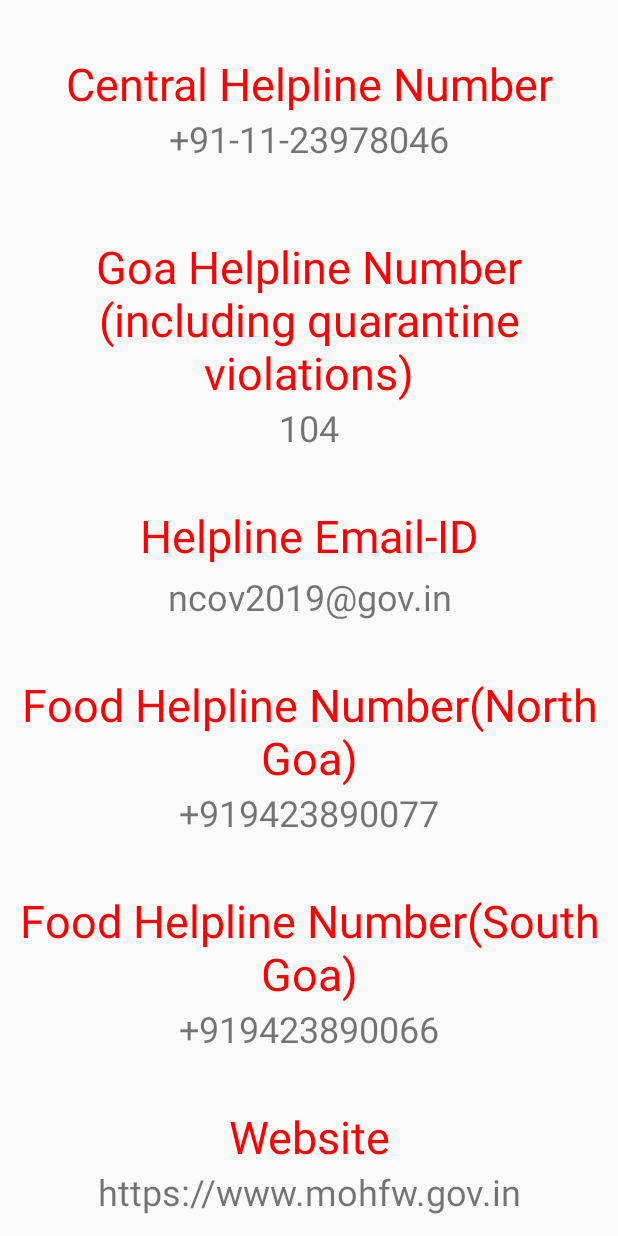
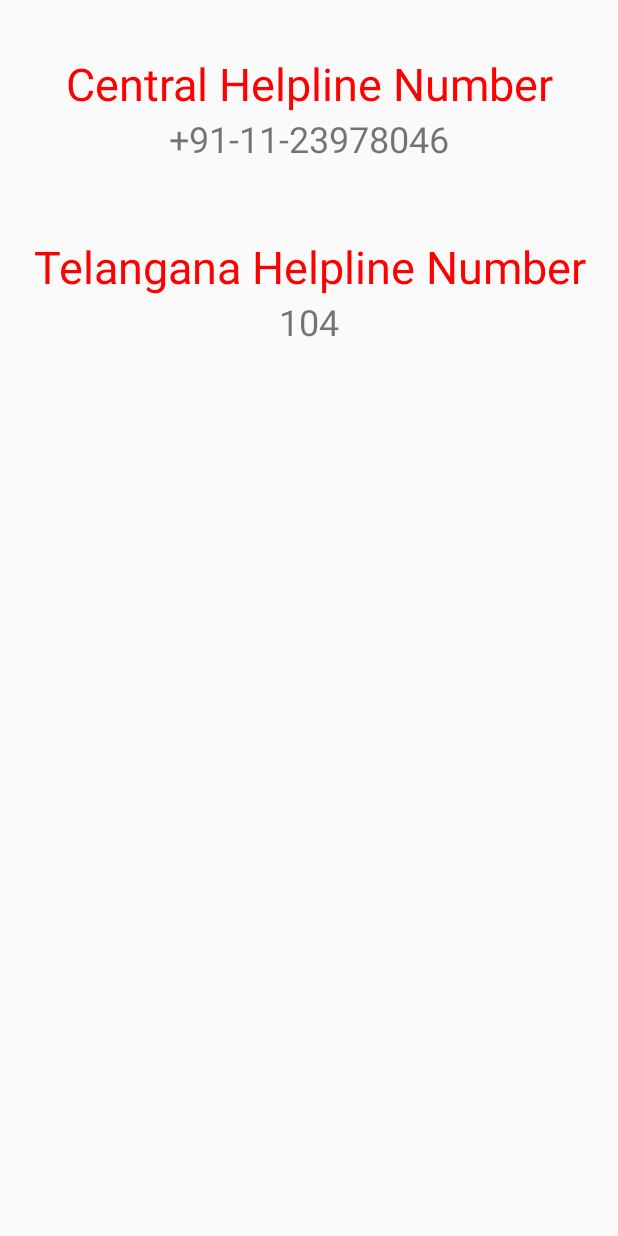
Before and after one commit to covidtracker192/Telangana, an Android app: the emergency_contact screen opened directly, with no data from a screen before it, on a phone screen of 412 x 824 dp. Run offline under Robolectric (Android 15) with nearby library versions, the phone set to English and light mode, and no system bars.

```diff
--- a/app/src/main/java/com/covid19/telangana/emergency_contact.java
+++ b/app/src/main/java/com/covid19/telangana/emergency_contact.java
@@ -36,53 +36,6 @@ public class emergency_contact extends AppCompatActivity {
                 startActivity(intent);
             }
         });
-
-        TextView fhnn;
-        fhnn=findViewById(R.id.textView43);
-        fhnn.setOnClickListener(new View.OnClickListener() {
-            @Override
-            public void onClick(View v) {
-                Intent intent = new Intent(Intent.ACTION_DIAL);
-                intent.setData(Uri.parse("tel:+919423890077"));
-                startActivity(intent);
-            }
-        });
-
-        TextView fhns;
-        fhns=findViewById(R.id.textView45);
-        fhns.setOnClickListener(new View.OnClickListener() {
-            @Override
-            public void onClick(View v) {
-                Intent intent = new Intent(Intent.ACTION_DIAL);
-                intent.setData(Uri.parse("tel:+919423890066"));
-                startActivity(intent);
-            }
-        });
-
-        TextView web;
-        web=findViewById(R.id.textView47);
-        web.setOnClickListener(new View.OnClickListener() {
-            @Override
-            public void onClick(View v) {
-                Uri uriUrl = Uri.parse("https://www.mohfw.gov.in");
-                Intent launchBrowser = new Intent(Intent.ACTION_VIEW, uriUrl);
-                startActivity(launchBrowser);
-            }
-        });
-
-        TextView mail;
-        mail=findViewById(R.id.textView41);
-        mail.setOnClickListener(new View.OnClickListener() {
-            @Override
-            public void onClick(View v) {
-                Intent intent = new Intent(Intent.ACTION_VIEW);
-                Uri data = Uri.parse("mailto:"
-                        + "ncov2019@gov.in"
-                        + "?subject=" + "" + "&body=" + "");
-                intent.setData(data);
-                startActivity(intent);
-            }
-        });
     }
 
     public void onBackPressed(){
--- a/app/src/main/res/layout/activity_emergency_contact.xml
+++ b/app/src/main/res/layout/activity_emergency_contact.xml
@@ -32,7 +32,7 @@
                 android:id="@+id/textView38"
                 android:layout_width="match_parent"
                 android:layout_height="wrap_content"
-                android:text="\nGoa Helpline Number (including quarantine violations)"
+                android:text="\nTelangana Helpline Number"
                 android:textAlignment="center"
                 android:textColor="#FF0000"
                 android:textSize="30sp" />
@@ -45,74 +45,6 @@
                 android:textAlignment="center"
                 android:textSize="24sp" />
 
-            <TextView
-                android:id="@+id/textView40"
-                android:layout_width="match_parent"
-                android:layout_height="80dp"
-                android:text="\nHelpline Email-ID"
-                android:textAlignment="center"
-                android:textColor="#FF0000"
-                android:textSize="30sp" />
-
-            <TextView
-                android:id="@+id/textView41"
-                android:layout_width="match_parent"
-                android:layout_height="wrap_content"
-                android:text="ncov2019@gov.in"
-                android:textAlignment="center"
-                android:textSize="24sp" />
-
-            <TextView
-                android:id="@+id/textView42"
-                android:layout_width="match_parent"
-                android:layout_height="wrap_content"
-                android:text="\nFood Helpline Number(North Goa)"
-                android:textAlignment="center"
-                android:textColor="#FF0000"
-                android:textSize="30sp" />
-
-            <TextView
-                android:id="@+id/textView43"
-                android:layout_width="match_parent"
-                android:layout_height="wrap_content"
-                android:text="+919423890077"
-                android:textAlignment="center"
-                android:textSize="24sp" />
-
-            <TextView
-                android:id="@+id/textView44"
-                android:layout_width="match_parent"
-                android:layout_height="wrap_content"
-                android:text="\nFood Helpline Number(South Goa)"
-                android:textAlignment="center"
-                android:textColor="#FF0000"
-                android:textSize="30sp" />
-
-            <TextView
-                android:id="@+id/textView45"
-                android:layout_width="match_parent"
-                android:layout_height="wrap_content"
-                android:text="+919423890066"
-                android:textAlignment="center"
-                android:textSize="24sp" />
-
-            <TextView
-                android:id="@+id/textView46"
-                android:layout_width="match_parent"
-                android:layout_height="wrap_content"
-                android:text="\nWebsite"
-                android:textAlignment="center"
-                android:textColor="#FF0000"
-                android:textSize="30sp" />
-
-            <TextView
-                android:id="@+id/textView47"
-                android:layout_width="match_parent"
-                android:layout_height="wrap_content"
-                android:text="https://www.mohfw.gov.in"
-                android:textAlignment="center"
-                android:textSize="24sp" />
-
         </LinearLayout>
     </ScrollView>
 </LinearLayout>
```
Also changed, not shown: app/src/main/java/com/covid19/telangana/hospitals.java (+147 -22 lines).
